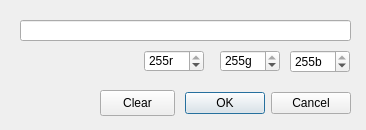
Old version of the form ca_framework/widgets/src/QCaStripChartItemDialog.ui in the repository andrewrhyder/epicsqt.
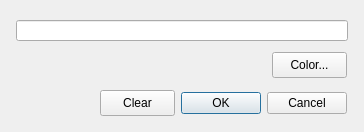
New version of the form.

Commit message: Strip chart update: Use icon button instead of menu. Capture plot canvas mouse movements to create status readout. Modify chart item dialog to use color dialog. Call up new icon files from .pro file

What changed in the file:
```diff
--- a/ca_framework/widgets/src/QCaStripChartItemDialog.ui
+++ b/ca_framework/widgets/src/QCaStripChartItemDialog.ui
@@ -6,8 +6,8 @@
    <rect>
     <x>0</x>
     <y>0</y>
-    <width>366</width>
-    <height>130</height>
+    <width>364</width>
+    <height>132</height>
    </rect>
   </property>
   <property name="windowTitle">
@@ -16,7 +16,7 @@
   <widget class="QDialogButtonBox" name="buttonBox">
    <property name="geometry">
     <rect>
-     <x>180</x>
+     <x>176</x>
      <y>90</y>
      <width>171</width>
      <height>26</height>
@@ -42,9 +42,9 @@
   <widget class="QLineEdit" name="pvNameEdit">
    <property name="geometry">
     <rect>
-     <x>20</x>
+     <x>16</x>
      <y>20</y>
-     <width>331</width>
+     <width>332</width>
      <height>21</height>
     </rect>
    </property>
@@ -52,61 +52,17 @@
     <string/>
    </property>
   </widget>
-  <widget class="QSpinBox" name="red">
+  <widget class="QPushButton" name="colorButton">
    <property name="geometry">
     <rect>
-     <x>144</x>
-     <y>50</y>
-     <width>60</width>
-     <height>22</height>
+     <x>272</x>
+     <y>52</y>
+     <width>75</width>
+     <height>26</height>
     </rect>
    </property>
-   <property name="suffix">
-    <string>r</string>
-   </property>
-   <property name="maximum">
-    <number>255</number>
-   </property>
-   <property name="value">
-    <number>255</number>
-   </property>
-  </widget>
-  <widget class="QSpinBox" name="green">
-   <property name="geometry">
-    <rect>
-     <x>220</x>
-     <y>50</y>
-     <width>60</width>
-     <height>22</height>
-    </rect>
-   </property>
-   <property name="suffix">
-    <string>g</string>
-   </property>
-   <property name="maximum">
-    <number>255</number>
-   </property>
-   <property name="value">
-    <number>255</number>
-   </property>
-  </widget>
-  <widget class="QSpinBox" name="blue">
-   <property name="geometry">
-    <rect>
-     <x>290</x>
-     <y>50</y>
-     <width>60</width>
-     <height>23</height>
-    </rect>
-   </property>
-   <property name="suffix">
-    <string>b</string>
-   </property>
-   <property name="maximum">
-    <number>255</number>
-   </property>
-   <property name="value">
-    <number>255</number>
+   <property name="text">
+    <string>Color...</string>
    </property>
   </widget>
  </widget>
```
The commit also changes 6 other files.
